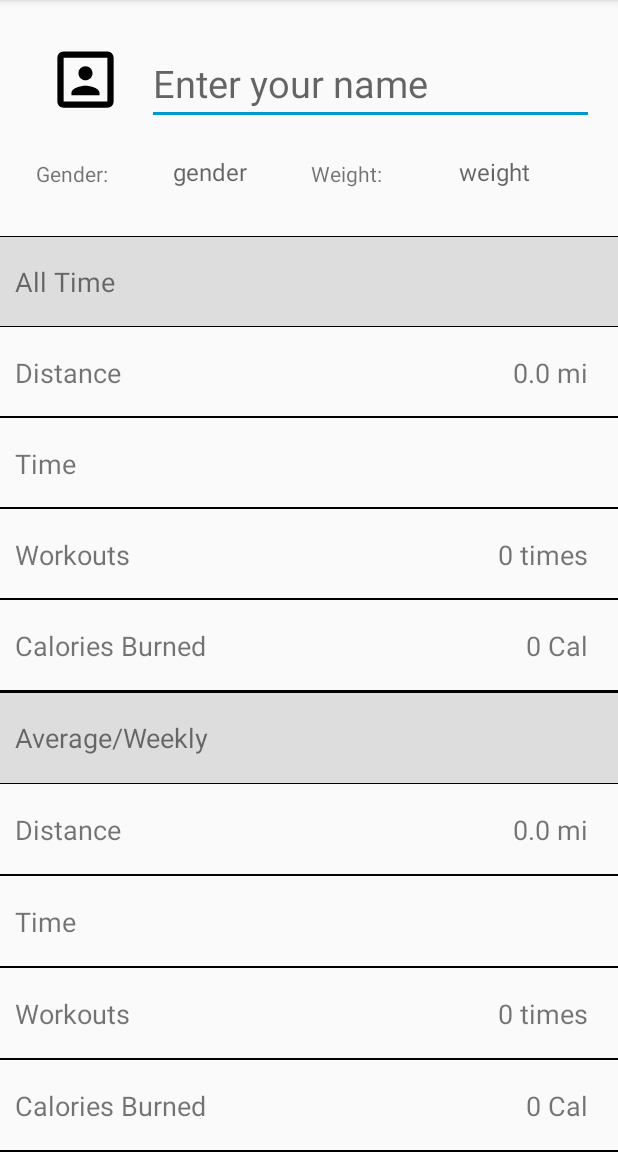
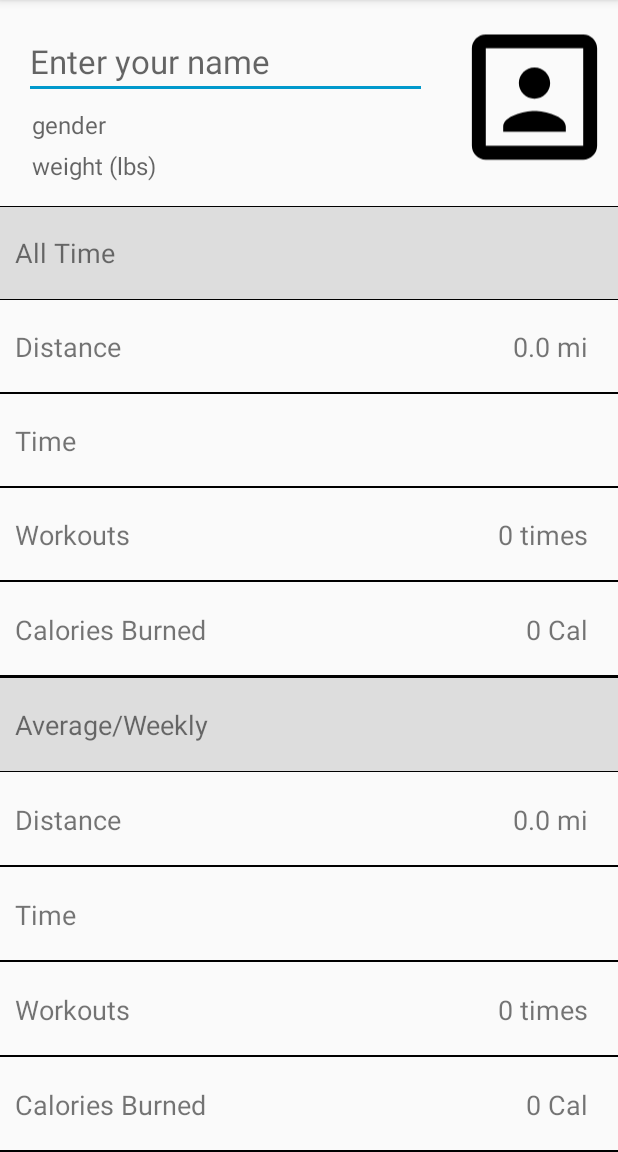
Before and after one commit to bluenano/AlphaFitness, an Android app: the screen it shows after launch (ProfileActivity), after a tap on "Access Profile", on a phone screen of 412 x 824 dp, the part 84-1236 px from its top. Run offline under Robolectric (Android 15) with nearby library versions, the phone set to English and light mode, and no system bars; our stand-ins replace Room's generated code.

Commit message:
Fixed map fragment exception. Must use getChildFragmentManager when adding nested fragments

```diff
--- a/app/src/main/java/com/seanschlaefli/nanofitness/activity/ProfileActivity.java
+++ b/app/src/main/java/com/seanschlaefli/nanofitness/activity/ProfileActivity.java
@@ -44,9 +44,6 @@ public class ProfileActivity extends AppCompatActivity
     private EditText mGender;
     private EditText mWeight;
 
-    private ProfileStats mAllTimeStats;
-    private ProfileStats mAverageWeeklyStats;
-
     private TextView mAllDistance;
     private TextView mAllTime;
     private TextView mAllWorkouts;
@@ -64,9 +61,6 @@ public class ProfileActivity extends AppCompatActivity
         styleActionbar();
 
         mWorkoutViewModel = ViewModelProviders.of(this).get(WorkoutViewModel.class);
-
-        mAllTimeStats = new ProfileStats("All Time");
-        mAverageWeeklyStats = new ProfileStats("Average/Weekly");
 
         Resources r = getResources();
         TextView titleAll = findViewById(R.id.title_text_view_id_1);
@@ -227,8 +221,9 @@ public class ProfileActivity extends AppCompatActivity
             mWeight = weight;
         }
 
+        @SafeVarargs
         @Override
-        protected List<ProfileStats> doInBackground(List<Workout>... lists) {
+        protected final List<ProfileStats> doInBackground(List<Workout>... lists) {
             if (lists.length == 1) {
                 ProfileStats allTime = ProfileStatsFactory.createAllTime(lists[0], mWeight);
                 ProfileStats avgWeekly = ProfileStatsFactory.createAverageWeekly(lists[0], mWeight);
--- a/app/src/main/java/com/seanschlaefli/nanofitness/fragment/RecordWorkoutFragment.java
+++ b/app/src/main/java/com/seanschlaefli/nanofitness/fragment/RecordWorkoutFragment.java
@@ -2,13 +2,13 @@ package com.seanschlaefli.nanofitness.fragment;
 
 import android.app.Activity;
 import android.content.Context;
-import android.content.res.Configuration;
 import android.graphics.Color;
 import android.hardware.Sensor;
 import android.hardware.SensorManager;
 import android.location.Location;
 import android.os.Bundle;
 
+import androidx.annotation.NonNull;
 import androidx.fragment.app.Fragment;
 import androidx.fragment.app.FragmentManager;
 
@@ -76,7 +76,7 @@ public class RecordWorkoutFragment extends Fragment {
     }
 
     @Override
-    public View onCreateView(LayoutInflater inflater, ViewGroup container, Bundle savedInstanceState) {
+    public View onCreateView(@NonNull LayoutInflater inflater, ViewGroup container, Bundle savedInstanceState) {
         Log.d(TAG, "In RecordWorkoutFragment onCreateView");
         View v = inflater.inflate(R.layout.fragment_workout, container, false);
 
@@ -112,7 +112,7 @@ public class RecordWorkoutFragment extends Fragment {
             }
         });
 
-        if (mMapFragment == null) {
+        if (mMapFragment == null || !mMapFragment.isAdded()) {
             mMapFragment = SupportMapFragment.newInstance();
         }
         loadMap();
@@ -120,24 +120,13 @@ public class RecordWorkoutFragment extends Fragment {
         return v;
     }
 
-
-    @Override
-    public void onConfigurationChanged(Configuration newConfig) {
-        super.onConfigurationChanged(newConfig);
-        int current = getResources().getConfiguration().orientation;
-        if (current == Configuration.ORIENTATION_PORTRAIT) {
-            loadMap();
-        }
-    }
-
     public static RecordWorkoutFragment newInstance() {
         return new RecordWorkoutFragment();
     }
 
     private void loadMap() {
-        FragmentManager fm = getFragmentManager();
-        if (fm != null) {
-            fm.beginTransaction().add(R.id.map_id, mMapFragment).commit();
+        FragmentManager fm = getChildFragmentManager();
+        fm.beginTransaction().replace(R.id.map_container, mMapFragment).commit();
         mMapFragment.getMapAsync(new OnMapReadyCallback() {
             @Override
             public void onMapReady(GoogleMap googleMap) {
@@ -147,7 +136,6 @@ public class RecordWorkoutFragment extends Fragment {
                 }
             }
         });
-        }
     }
 
     private void handleRecordStateChange() {
@@ -159,11 +147,12 @@ public class RecordWorkoutFragment extends Fragment {
             resetMap();
             Activity activity = getActivity();
             if (activity != null) {
+                /*
                 mIsRecording = true;
                 mCallback.workoutStarted(Calendar.getInstance().getTimeInMillis());
                 mRecordButton.setText(getResources().getString(R.string.stop_workout));
                 initializeMap();
-                /*
+                */
                 boolean locationPermission = hasLocationPermission();
                 boolean sensorRequired = hasRequiredSensor();
                 if (locationPermission && sensorRequired) {
@@ -174,7 +163,6 @@ public class RecordWorkoutFragment extends Fragment {
                 } else {
                     displayToast(locationPermission, sensorRequired);
                 }
-                */
             }
 
         }
--- a/app/src/main/java/com/seanschlaefli/nanofitness/fragment/WorkoutDetailsFragment.java
+++ b/app/src/main/java/com/seanschlaefli/nanofitness/fragment/WorkoutDetailsFragment.java
@@ -140,13 +140,7 @@ public class WorkoutDetailsFragment extends Fragment {
                 float timeInMinutes = UnitConverter.msToMinutes(recordTimes.get(i) - startTime);
                 values.add(new Entry(timeInMinutes, rate));
             }
-
         }
-        // Can't get this to work after migrating to AndroidX
-       /* mLineData = new LineDataSet(values,
-                getResources().getQuantityString(R.plurals.line_chart_label,
-                        SCALAR,
-                        SCALAR));*/
         mLineData = new LineDataSet(values,
                 "Steps Per " + Integer.toString(SCALAR) + " Minutes");
         setLineChartData();
--- a/app/src/main/res/layout/activity_profile.xml
+++ b/app/src/main/res/layout/activity_profile.xml
@@ -2,107 +2,95 @@
 <androidx.constraintlayout.widget.ConstraintLayout
     xmlns:android="http://schemas.android.com/apk/res/android"
     xmlns:app="http://schemas.android.com/apk/res-auto"
-    android:layout_width="match_parent"
+    xmlns:tools="http://schemas.android.com/tools" android:layout_width="match_parent"
     android:layout_height="match_parent">
 
     <EditText
         android:id="@+id/weight_edit_text_id"
         android:layout_width="0dp"
-        android:layout_height="wrap_content"
-        android:layout_gravity="center_vertical"
+        android:layout_height="0dp"
         android:layout_marginStart="16dp"
-        android:layout_marginEnd="24dp"
+        android:layout_marginEnd="16dp"
+        android:layout_marginBottom="8dp"
+
         android:background="@android:color/transparent"
         android:hint="@string/weight_edit_text"
         android:importantForAutofill="no"
         android:inputType="number"
+        android:paddingStart="5dp"
+        android:paddingEnd="5dp"
         android:singleLine="true"
-        android:textAlignment="center"
+        android:textAlignment="viewStart"
         android:textSize="16sp"
-        app:layout_constraintBottom_toBottomOf="@+id/textView4"
-        app:layout_constraintEnd_toEndOf="parent"
-        app:layout_constraintHorizontal_bias="0.5"
-        app:layout_constraintStart_toEndOf="@+id/textView4" />
+        app:layout_constraintBottom_toBottomOf="@+id/imageView"
+        app:layout_constraintEnd_toStartOf="@+id/imageView"
+        app:layout_constraintStart_toStartOf="parent"
+        app:layout_constraintTop_toBottomOf="@+id/gender_edit_text_id"
+        tools:targetApi="o" />
 
     <EditText
         android:id="@+id/gender_edit_text_id"
         android:layout_width="0dp"
-        android:layout_height="wrap_content"
-        android:layout_gravity="center_vertical"
-        android:layout_marginStart="8dp"
-        android:layout_marginEnd="8dp"
-        android:autofillHints=""
+        android:layout_height="0dp"
+        android:layout_marginStart="16dp"
+        android:layout_marginEnd="16dp"
+        android:layout_marginBottom="8dp"
         android:background="@android:color/transparent"
         android:hint="@string/gender_edit_text"
-        android:inputType="textPersonName"
+        android:importantForAutofill="no"
+        android:inputType="textCapWords"
+        android:paddingStart="5dp"
+        android:paddingEnd="5dp"
         android:singleLine="true"
-        android:textAlignment="center"
+        android:textAlignment="viewStart"
         android:textSize="16sp"
-        app:layout_constraintBottom_toBottomOf="@+id/textView3"
-        app:layout_constraintEnd_toStartOf="@+id/textView4"
-        app:layout_constraintHorizontal_bias="0.5"
-        app:layout_constraintStart_toEndOf="@+id/textView3" />
+        app:layout_constraintBottom_toTopOf="@+id/weight_edit_text_id"
+        app:layout_constraintEnd_toStartOf="@+id/imageView"
+        app:layout_constraintStart_toStartOf="parent"
+        app:layout_constraintTop_toBottomOf="@+id/name_edit_text_id"
+        app:layout_constraintVertical_chainStyle="packed"
+        tools:targetApi="o" />
 
     <EditText
         android:id="@+id/name_edit_text_id"
         android:layout_width="0dp"
         android:layout_height="wrap_content"
         android:layout_marginStart="16dp"
+        android:layout_marginTop="16dp"
         android:layout_marginEnd="16dp"
+        android:layout_marginBottom="8dp"
         android:layout_weight="1"
         android:hint="@string/name_hint"
-        android:inputType="textPersonName"
+        android:importantForAutofill="no"
+        android:inputType="textCapWords|textPersonName"
         android:singleLine="true"
-        android:textSize="25sp"
-        app:layout_constraintEnd_toEndOf="parent"
-        app:layout_constraintHorizontal_bias="1.0"
-        app:layout_constraintStart_toEndOf="@+id/imageView"
-        app:layout_constraintTop_toTopOf="@+id/imageView" />
+        android:textSize="22sp"
+        app:layout_constraintBottom_toTopOf="@+id/gender_edit_text_id"
+        app:layout_constraintEnd_toStartOf="@+id/imageView"
+        app:layout_constraintStart_toStartOf="parent"
+        app:layout_constraintTop_toTopOf="parent"
+        tools:targetApi="o" />
 
     <ImageView
         android:id="@+id/imageView"
-        android:layout_width="0dp"
-        android:layout_height="wrap_content"
-        android:layout_marginStart="32dp"
-        android:layout_marginTop="28dp"
+        android:layout_width="111dp"
+        android:layout_height="129dp"
         android:contentDescription="@string/profile_image"
         android:src="@drawable/ic_portrait_black_50dp"
-        app:layout_constraintStart_toStartOf="parent"
+        app:layout_constraintEnd_toEndOf="parent"
         app:layout_constraintTop_toTopOf="parent" />
-
-    <TextView
-        android:id="@+id/textView3"
-        android:layout_width="49dp"
-        android:layout_height="wrap_content"
-        android:layout_marginStart="24dp"
-        android:layout_marginTop="28dp"
-        android:text="@string/gender"
-        app:layout_constraintEnd_toStartOf="@+id/gender_edit_text_id"
-        app:layout_constraintHorizontal_bias="0.5"
-        app:layout_constraintHorizontal_chainStyle="spread"
-        app:layout_constraintStart_toStartOf="parent"
-        app:layout_constraintTop_toBottomOf="@+id/imageView" />
-
-    <TextView
-        android:id="@+id/textView4"
-        android:layout_width="wrap_content"
-        android:layout_height="wrap_content"
-        android:text="@string/weight"
-        app:layout_constraintBottom_toBottomOf="@+id/gender_edit_text_id"
-        app:layout_constraintEnd_toStartOf="@+id/weight_edit_text_id"
-        app:layout_constraintHorizontal_bias="0.5"
-        app:layout_constraintStart_toEndOf="@+id/gender_edit_text_id" />
 
 
     <LinearLayout
+        android:id="@+id/linearLayout"
         android:layout_width="0dp"
         android:layout_height="0dp"
-        android:layout_marginTop="32dp"
+        android:layout_marginTop="16dp"
         android:orientation="vertical"
         app:layout_constraintBottom_toBottomOf="parent"
         app:layout_constraintEnd_toEndOf="parent"
         app:layout_constraintStart_toStartOf="parent"
-        app:layout_constraintTop_toBottomOf="@+id/textView4">
+        app:layout_constraintTop_toBottomOf="@+id/weight_edit_text_id">
 
         <RelativeLayout
             android:layout_width="match_parent"
--- a/app/src/main/res/layout/fragment_workout.xml
+++ b/app/src/main/res/layout/fragment_workout.xml
@@ -118,10 +118,9 @@
 
         </LinearLayout>
 
-        <fragment
+        <FrameLayout
             xmlns:android="http://schemas.android.com/apk/res/android"
-            android:id="@+id/map_id"
-            android:name="com.google.android.gms.maps.SupportMapFragment"
+            android:id="@+id/map_container"
             android:layout_width="match_parent"
             android:layout_height="0dp"
             android:layout_weight="1"
--- a/app/src/main/res/values/strings.xml
+++ b/app/src/main/res/values/strings.xml
@@ -12,7 +12,7 @@
     <string name="gender">Gender:</string>
     <string name="gender_edit_text">gender</string>
     <string name="weight">Weight:</string>
-    <string name="weight_edit_text">weight</string>
+    <string name="weight_edit_text">weight (lbs)</string>
     <string name="average_weekly">Average/Weekly</string>
     <string name="profile_distance">Distance</string>
     <string name="profile_time">Time</string>
```
Also changed, not shown: app/src/main/java/com/seanschlaefli/nanofitness/service/WorkoutService.java (+58 -6 lines), app/src/main/res/layout-land/fragment_workout_details.xml (deleted, +0 -188 lines). Lines whose indentation alone changed are shown as unchanged.
